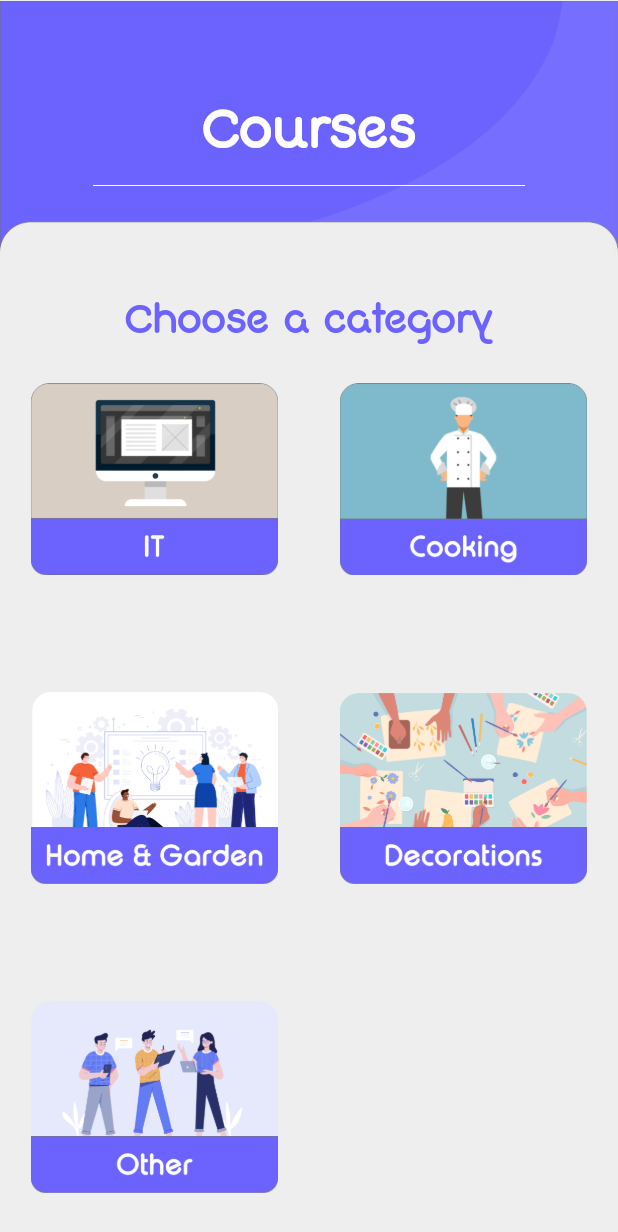
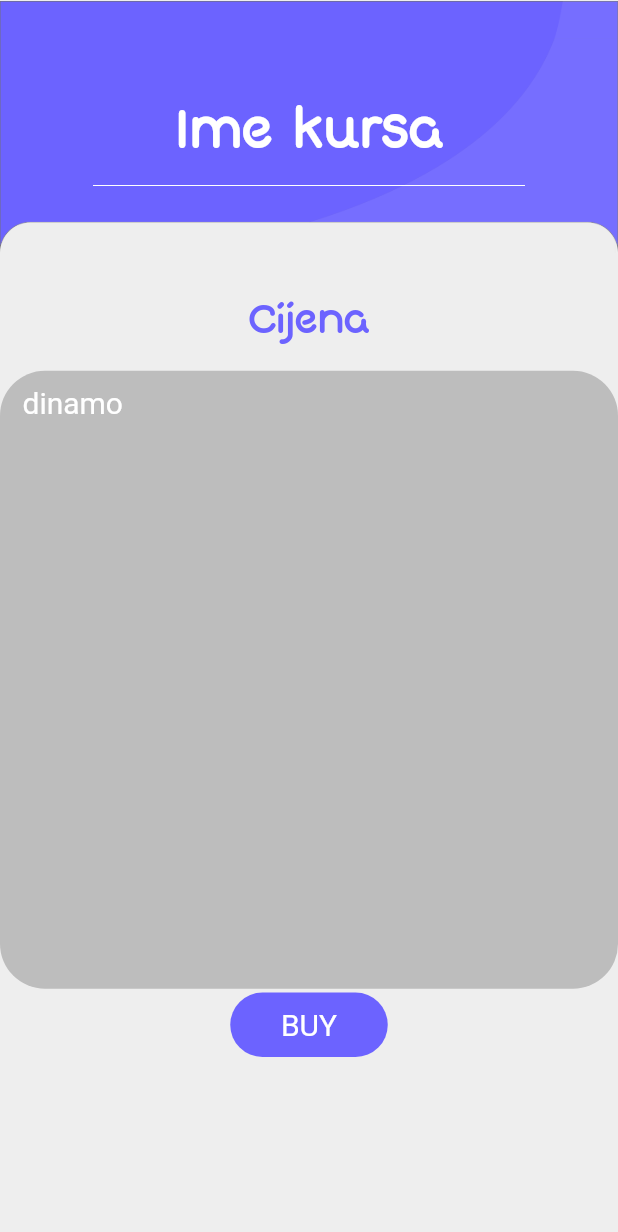
Before and after one commit to goran-brkic/JamesBondi, a Flutter app: the screen it shows after launch, on a phone screen of 412 x 824 dp. Shown: the top 1232 px of the screen. Run offline on Flutter 3.47's test engine with Material 2 defaults, Android fonts, the phone set to English and light mode, and no system bars; our stand-ins replace cloud_firestore, firebase_auth, firebase_core, firebase_storage, image_picker; accounts and stored records are empty; Roboto replaces fonts that are missing (RoundLight).

Commit message:
Course screen done

```diff
--- a/lib/Screens/Couse Screen/CouseScreen.dart
+++ b/lib/Screens/Couse Screen/CouseScreen.dart
@@ -0,0 +1,25 @@
+import 'package:flutter/material.dart';
+import 'package:jamesbondi/Screens/Couse Screen/components/body.dart';
+
+class CourseScreen extends StatelessWidget {
+  @override
+  Widget build(BuildContext context) {
+    return Scaffold(
+      body: CourseScreenStatful(),
+    );
+  }
+}
+
+class CourseScreenStatful extends StatefulWidget {
+  @override
+  _CourseScreen createState() => _CourseScreen();
+}
+
+class _CourseScreen extends State<CourseScreenStatful> {
+  @override
+  Widget build(BuildContext context) {
+    return Scaffold(
+      body: Body(),
+    );
+  }
+}
--- a/lib/Screens/Couse Screen/components/body.dart
+++ b/lib/Screens/Couse Screen/components/body.dart
@@ -0,0 +1,217 @@
+import 'dart:io';
+
+import 'package:flutter/material.dart';
+import 'package:jamesbondi/Screens/List%20Courses%20Page/list_courses_screen.dart';
+import 'package:jamesbondi/Screens/SignIn/signin_screen.dart';
+import 'package:jamesbondi/components/Course.dart';
+import 'package:jamesbondi/components/InputField.dart';
+import 'package:jamesbondi/components/userInfo.dart';
+import 'package:jamesbondi/constants.dart';
+
+class Body extends StatefulWidget {
+  _Body createState() => _Body();
+}
+
+class _Body extends State<Body> {
+  final GlobalKey<FormState> _formKey = GlobalKey<FormState>();
+
+  @override
+  Widget build(BuildContext context) {
+    Size size = MediaQuery.of(context).size;
+    return SingleChildScrollView(
+        child: Form(
+      key: _formKey,
+      child: Container(
+        height: size.height,
+        width: double.infinity,
+        child: Stack(
+          alignment: Alignment.center,
+          children: <Widget>[
+            Positioned(
+              top: size.height * 0.001,
+              child: Image.asset(
+                'assets/images/top_part_courses.png',
+                width: size.width * 1,
+              ),
+            ),
+            Positioned(
+              top: size.height * 0.15,
+              child: Image.asset(
+                'assets/images/Line 1.png',
+                width: size.width * 0.7,
+              ),
+            ),
+            Positioned(
+              top: size.height * 0.08,
+              child: Text(
+                "Ime kursa",
+                style: TextStyle(
+                    fontFamily: 'Quiglet',
+                    fontWeight: FontWeight.normal,
+                    fontSize: 34,
+                    color: Colors.white),
+              ),
+            ),
+            Positioned(
+              top: size.height * 0.24,
+              child: Text(
+                "Cijena",
+                style: TextStyle(
+                    fontFamily: 'Quiglet',
+                    fontWeight: FontWeight.normal,
+                    fontSize: 25,
+                    color: customPurple),
+              ),
+            ),
+            Positioned(
+              top: size.height * 0.3,
+              child: Container(
+                //color: Colors.grey[800],
+                width: size.width,
+                height: size.height / 2,
+                decoration: BoxDecoration(
+                    color: Colors.grey[400],
+                    borderRadius: BorderRadius.all(Radius.circular(30.0))),
+                padding:
+                    EdgeInsets.only(top: 10, bottom: 10, left: 15, right: 15),
+                child: Text('dinamo',
+                    style: TextStyle(
+                      fontFamily: 'RoundLight',
+                      fontWeight: FontWeight.normal,
+                      fontSize: 20,
+                      color: Colors.white,
+                    )),
+              ),
+            ),
+            Positioned(
+              top: size.height * 0.8,
+              child: FlatButton(
+                  padding: EdgeInsets.symmetric(
+                      vertical: 10, horizontal: size.width * 0.07),
+                  onPressed: () {},
+                  color: customPurple,
+                  shape: RoundedRectangleBorder(
+                    borderRadius: BorderRadius.circular(30),
+                  ),
+                  child: Text(
+                    " BUY ",
+                    style: TextStyle(
+                        fontFamily: 'RoundLight',
+                        fontWeight: FontWeight.normal,
+                        fontSize: 20,
+                        color: Colors.white),
+                  )),
+            ),
+          ],
+        ),
+      ),
+    ));
+  }
+
+  chooseDifficulty(context, size, category) {
+    return showDialog(
+        context: context,
+        builder: (context) {
+          return Center(
+            child: Material(
+              type: MaterialType.transparency,
+              child: Stack(
+                children: [
+                  Padding(
+                    padding: EdgeInsets.fromLTRB(
+                        size.width * 0.08, size.height * 0.4, 0, 0),
+                    child: Column(
+                      children: [
+                        Text(
+                          'Choose a difficulty',
+                          style: TextStyle(
+                            fontFamily: 'RoundLight',
+                            fontWeight: FontWeight.normal,
+                            fontSize: 20,
+                            color: Colors.white,
+                          ),
+                        ),
+                        ClipRRect(
+                          borderRadius: BorderRadius.circular(20.0),
+                          child: Container(
+                            width: size.width * 0.45,
+                            height: size.height * 0.25,
+                            color: customPurple,
+                          ),
+                        ),
+                      ],
+                    ),
+                  ),
+                  Padding(
+                    padding: EdgeInsets.fromLTRB(
+                        size.width * 0.14, size.height * 0.45, 0, 0),
+                    child: Column(
+                      children: <Widget>[
+                        /////////
+                        FlatButton(
+                          onPressed: () {
+                            Navigator.of(context).push(MaterialPageRoute(
+                                builder: (context) =>
+                                    ListCoursesScreen("beginner", category)));
+                          },
+                          color: Colors.white,
+                          shape: RoundedRectangleBorder(
+                            borderRadius: BorderRadius.circular(30),
+                          ),
+                          child: Text(
+                            "Begginer",
+                            style: TextStyle(
+                                fontFamily: 'RoundLight',
+                                fontWeight: FontWeight.normal,
+                                fontSize: 20,
+                                color: customPurple),
+                          ),
+                        ), //////////
+                        FlatButton(
+                          onPressed: () {
+                            Navigator.of(context).push(MaterialPageRoute(
+                                builder: (context) => ListCoursesScreen(
+                                    "intermediate", category)));
+                          },
+                          color: Colors.white,
+                          shape: RoundedRectangleBorder(
+                            borderRadius: BorderRadius.circular(30),
+                          ),
+                          child: Text(
+                            "Intermediate",
+                            style: TextStyle(
+                                fontFamily: 'RoundLight',
+                                fontWeight: FontWeight.normal,
+                                fontSize: 20,
+                                color: customPurple),
+                          ),
+                        ),
+                        FlatButton(
+                          onPressed: () {
+                            Navigator.of(context).push(MaterialPageRoute(
+                                builder: (context) =>
+                                    ListCoursesScreen("advanced", category)));
+                          },
+                          color: Colors.white,
+                          shape: RoundedRectangleBorder(
+                            borderRadius: BorderRadius.circular(30),
+                          ),
+                          child: Text(
+                            "Advanced",
+                            style: TextStyle(
+                                fontFamily: 'RoundLight',
+                                fontWeight: FontWeight.normal,
+                                fontSize: 20,
+                                color: customPurple),
+                          ),
+                        ),
+                      ],
+                    ),
+                  ),
+                ],
+              ),
+            ),
+          );
+        });
+  }
+}
--- a/lib/main.dart
+++ b/lib/main.dart
@@ -4,6 +4,7 @@ import 'package:jamesbondi/constants.dart';
 import 'package:firebase_core/firebase_core.dart';
 
 import 'Screens/Courses Page/courses_screen.dart';
+import 'Screens/Couse Screen/CouseScreen.dart';
 
 void main() {
   runApp(MyApp());
@@ -60,7 +61,7 @@ class _HomeState extends State<Home> {
             ),
 //      home: WelcomeScreen(),
             //home: SignInScreen(),
-            home: CoursesScreen(),
+            home: CourseScreen(),
           )
         : Container();
   }
```
Also changed, not shown: pubspec.lock.
